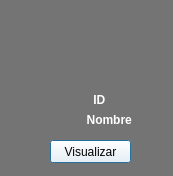
Old version of the form Restaurante/Administrador/tarjeta_perfil_empleado.ui in the repository camvaz/restaurante-ihc.
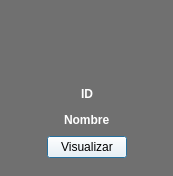
New version of the form. Icons and pictures are not drawn.

The edit to the form file:
```diff
--- a/Restaurante/Administrador/tarjeta_perfil_empleado.ui
+++ b/Restaurante/Administrador/tarjeta_perfil_empleado.ui
@@ -26,17 +26,39 @@
    <string>Dialog</string>
   </property>
   <property name="styleSheet">
-   <string notr="true">
-background-color: qlineargradient(spread:pad, x1:0, y1:0, x2:0, y2:0, stop:0 rgba(116, 116, 116, 255), stop:1 rgba(255, 255, 255, 255));</string>
+   <string notr="true">background-color: #707070;</string>
   </property>
+  <layout class="QGridLayout" name="gridLayout">
+   <item row="1" column="0">
+    <layout class="QVBoxLayout" name="verticalLayout">
+     <item>
+      <layout class="QHBoxLayout" name="horizontalLayout_4">
+       <item>
+        <spacer name="horizontalSpacer">
+         <property name="orientation">
+          <enum>Qt::Horizontal</enum>
+         </property>
+         <property name="sizeHint" stdset="0">
+          <size>
+           <width>13</width>
+           <height>20</height>
+          </size>
+         </property>
+        </spacer>
+       </item>
+       <item>
   <widget class="QLabel" name="label">
-   <property name="geometry">
-    <rect>
-     <x>50</x>
-     <y>10</y>
-     <width>81</width>
-     <height>81</height>
-    </rect>
+         <property name="minimumSize">
+          <size>
+           <width>60</width>
+           <height>60</height>
+          </size>
+         </property>
+         <property name="maximumSize">
+          <size>
+           <width>60</width>
+           <height>60</height>
+          </size>
    </property>
    <property name="styleSheet">
     <string notr="true"/>
@@ -51,14 +73,44 @@
     <bool>true</bool>
    </property>
   </widget>
+       </item>
+       <item>
+        <spacer name="horizontalSpacer_2">
+         <property name="orientation">
+          <enum>Qt::Horizontal</enum>
+         </property>
+         <property name="sizeHint" stdset="0">
+          <size>
+           <width>13</width>
+           <height>20</height>
+          </size>
+         </property>
+        </spacer>
+       </item>
+      </layout>
+     </item>
+     <item>
+      <layout class="QHBoxLayout" name="horizontalLayout_3">
+       <item>
+        <spacer name="horizontalSpacer_4">
+         <property name="orientation">
+          <enum>Qt::Horizontal</enum>
+         </property>
+         <property name="sizeHint" stdset="0">
+          <size>
+           <width>13</width>
+           <height>20</height>
+          </size>
+         </property>
+        </spacer>
+       </item>
+       <item>
   <widget class="QLabel" name="label_id">
-   <property name="geometry">
-    <rect>
-     <x>80</x>
-     <y>90</y>
-     <width>41</width>
-     <height>20</height>
-    </rect>
+         <property name="sizePolicy">
+          <sizepolicy hsizetype="Preferred" vsizetype="Fixed">
+           <horstretch>0</horstretch>
+           <verstretch>0</verstretch>
+          </sizepolicy>
    </property>
    <property name="font">
     <font>
@@ -72,17 +124,47 @@
 color: rgb(255, 255, 255);</string>
    </property>
    <property name="text">
-    <string>    ID</string>
-   </property>
-  </widget>
+          <string>ID</string>
+         </property>
+        </widget>
+       </item>
+       <item>
+        <spacer name="horizontalSpacer_3">
+         <property name="orientation">
+          <enum>Qt::Horizontal</enum>
+         </property>
+         <property name="sizeHint" stdset="0">
+          <size>
+           <width>13</width>
+           <height>20</height>
+          </size>
+         </property>
+        </spacer>
+       </item>
+      </layout>
+     </item>
+     <item>
+      <layout class="QHBoxLayout" name="horizontalLayout_2">
+       <item>
+        <spacer name="horizontalSpacer_5">
+         <property name="orientation">
+          <enum>Qt::Horizontal</enum>
+         </property>
+         <property name="sizeHint" stdset="0">
+          <size>
+           <width>13</width>
+           <height>20</height>
+          </size>
+         </property>
+        </spacer>
+       </item>
+       <item>
   <widget class="QLabel" name="label_nombre">
-   <property name="geometry">
-    <rect>
-     <x>40</x>
-     <y>110</y>
-     <width>111</width>
-     <height>20</height>
-    </rect>
+         <property name="sizePolicy">
+          <sizepolicy hsizetype="Preferred" vsizetype="Fixed">
+           <horstretch>0</horstretch>
+           <verstretch>0</verstretch>
+          </sizepolicy>
    </property>
    <property name="font">
     <font>
@@ -95,18 +177,42 @@
     <string notr="true">color: rgb(255, 255, 255);</string>
    </property>
    <property name="text">
-    <string>              Nombre</string>
-   </property>
-  </widget>
+          <string>Nombre</string>
+         </property>
+        </widget>
+       </item>
+       <item>
+        <spacer name="horizontalSpacer_6">
+         <property name="orientation">
+          <enum>Qt::Horizontal</enum>
+         </property>
+         <property name="sizeHint" stdset="0">
+          <size>
+           <width>13</width>
+           <height>20</height>
+          </size>
+         </property>
+        </spacer>
+       </item>
+      </layout>
+     </item>
+     <item>
+      <layout class="QHBoxLayout" name="horizontalLayout">
+       <item>
+        <spacer name="horizontalSpacer_8">
+         <property name="orientation">
+          <enum>Qt::Horizontal</enum>
+         </property>
+         <property name="sizeHint" stdset="0">
+          <size>
+           <width>13</width>
+           <height>20</height>
+          </size>
+         </property>
+        </spacer>
+       </item>
+       <item>
   <widget class="QPushButton" name="btn_visualizar">
-   <property name="geometry">
-    <rect>
-     <x>50</x>
-     <y>140</y>
-     <width>81</width>
-     <height>23</height>
-    </rect>
-   </property>
    <property name="styleSheet">
     <string notr="true">background-color: rgb(255, 255, 255);
 color:black;
@@ -116,6 +222,51 @@
     <string>Visualizar</string>
    </property>
   </widget>
+       </item>
+       <item>
+        <spacer name="horizontalSpacer_7">
+         <property name="orientation">
+          <enum>Qt::Horizontal</enum>
+         </property>
+         <property name="sizeHint" stdset="0">
+          <size>
+           <width>13</width>
+           <height>20</height>
+          </size>
+         </property>
+        </spacer>
+       </item>
+      </layout>
+     </item>
+    </layout>
+   </item>
+   <item row="0" column="0">
+    <spacer name="verticalSpacer">
+     <property name="orientation">
+      <enum>Qt::Vertical</enum>
+     </property>
+     <property name="sizeHint" stdset="0">
+      <size>
+       <width>20</width>
+       <height>40</height>
+      </size>
+     </property>
+    </spacer>
+   </item>
+   <item row="2" column="0">
+    <spacer name="verticalSpacer_2">
+     <property name="orientation">
+      <enum>Qt::Vertical</enum>
+     </property>
+     <property name="sizeHint" stdset="0">
+      <size>
+       <width>20</width>
+       <height>40</height>
+      </size>
+     </property>
+    </spacer>
+   </item>
+  </layout>
  </widget>
  <resources/>
  <connections/>
```
Lines whose indentation alone changed are shown as unchanged.
